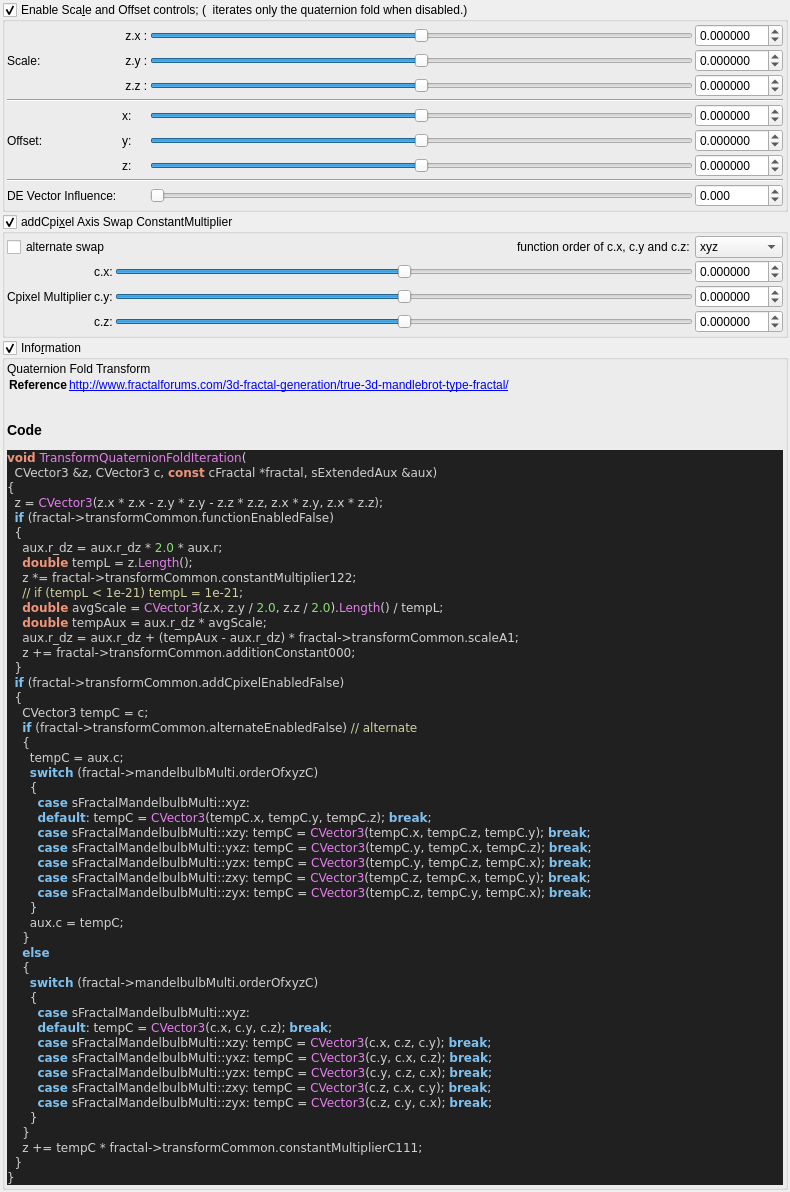
Qt form mandelbulber2/qt_data/fractal_transf_quaternion_fold.ui (buddhi1980/mandelbulber2) before a commit.
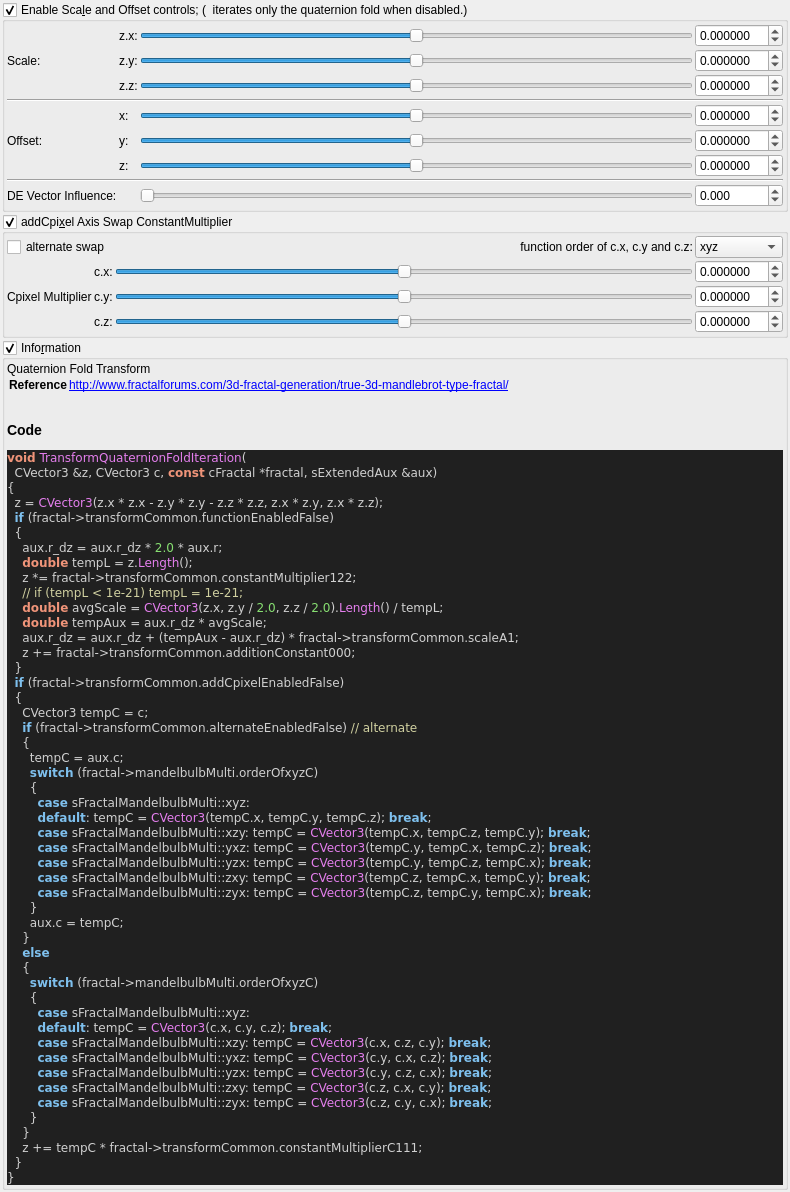
The same form after that commit. Custom widgets are drawn as their Qt base class.

What changed in the file:
```diff
--- a/mandelbulber2/qt_data/fractal_transf_quaternion_fold.ui
+++ b/mandelbulber2/qt_data/fractal_transf_quaternion_fold.ui
@@ -111,7 +111,7 @@
         <item row="4" column="2">
          <widget class="QLabel" name="label_98">
           <property name="text">
-           <string> z.z :</string>
+           <string>z.z:</string>
           </property>
          </widget>
         </item>
@@ -224,14 +224,14 @@
         <item row="3" column="1">
          <widget class="QLabel" name="label_91">
           <property name="text">
-           <string>Scale:    </string>
+           <string>Scale:</string>
           </property>
          </widget>
         </item>
         <item row="2" column="2">
          <widget class="QLabel" name="label_93">
           <property name="text">
-           <string> z.x :</string>
+           <string>z.x:</string>
           </property>
          </widget>
         </item>
@@ -311,7 +311,7 @@
         <item row="3" column="2">
          <widget class="QLabel" name="label_90">
           <property name="text">
-           <string> z.y :</string>
+           <string>z.y:</string>
           </property>
          </widget>
         </item>
@@ -425,7 +425,7 @@
         <item row="7" column="1">
          <widget class="QLabel" name="label_255">
           <property name="text">
-           <string>Offset:  </string>
+           <string>Offset:</string>
           </property>
          </widget>
         </item>
@@ -484,7 +484,7 @@
            <enum>Qt::RightToLeft</enum>
           </property>
           <property name="text">
-           <string>DE Vector Influence: </string>
+           <string>DE Vector Influence:</string>
           </property>
          </widget>
         </item>
@@ -499,7 +499,7 @@
       <string>&lt;html&gt;&lt;head/&gt;&lt;body&gt;&lt;p&gt;Cpixel is CVector3 c = ( c.x, c.y, c.z). It is each original point (pixel) in 3D space where the iteration starts from, ( c = original z for each point .) It is commonly found in formula structures z = f(z) + c.&lt;/p&gt;&lt;p&gt;The Cpixel multiplier effectively scales this point &amp;quot;c&amp;quot;.&lt;/p&gt;&lt;p&gt;This transform allows the swapping of the order of the &amp;quot;CVector3 c&amp;quot; components before being multiplied by &amp;quot;CVector3 z&amp;quot; components.&lt;/p&gt;&lt;/body&gt;&lt;/html&gt;</string>
      </property>
      <property name="title">
-      <string>addCpi&amp;xel Axis Swap ConstantMultiplier </string>
+      <string>addCpi&amp;xel Axis Swap ConstantMultiplier</string>
      </property>
      <property name="checkable">
       <bool>true</bool>
@@ -735,7 +735,7 @@
         <item row="0" column="2">
          <widget class="QLabel" name="label">
           <property name="text">
-           <string>function order of c.x, c.y and c.z: </string>
+           <string>function order of c.x, c.y and c.z:</string>
           </property>
           <property name="alignment">
            <set>Qt::AlignRight|Qt::AlignTrailing|Qt::AlignVCenter</set>
```
